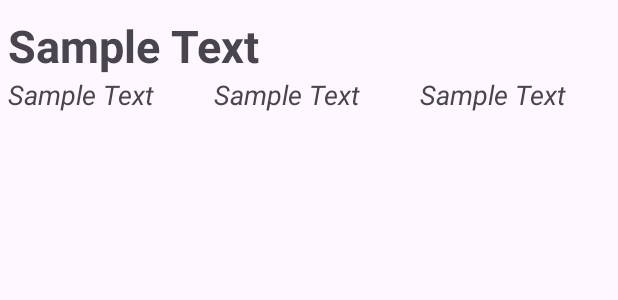
After one commit to cvkcan/Mini-ExchangeApp, an Android app: the layout recycler_getcurrency.xml on its own in the app's theme, with its tools: preview values and no code run, on a phone screen of 412 x 824 dp. The commit adds this screen. Shown: the top 300 px of the screen. Run offline under Robolectric (Android 15) with nearby library versions, the phone set to English and light mode, and no system bars.

Commit message:
Hatalı commit.

```diff
--- a/app/build.gradle.kts
+++ b/app/build.gradle.kts
@@ -55,4 +55,9 @@ dependencies {
     testImplementation("junit:junit:4.13.2")
     androidTestImplementation("androidx.test.ext:junit:1.1.5")
     androidTestImplementation("androidx.test.espresso:espresso-core:3.5.1")
+
+    implementation ("com.squareup.retrofit2:retrofit:2.9.0")
+    implementation ("com.squareup.retrofit2:converter-gson:2.9.0")
+    implementation ("com.squareup.okhttp3:okhttp:5.0.0-alpha.2")
+    implementation ("com.squareup.okhttp3:logging-interceptor:5.0.0-alpha.2")
 }
--- a/app/src/main/AndroidManifest.xml
+++ b/app/src/main/AndroidManifest.xml
@@ -1,6 +1,9 @@
 <?xml version="1.0" encoding="utf-8"?>
-<manifest xmlns:android="http://schemas.android.com/apk/res/android"
+<manifest
+    xmlns:android="http://schemas.android.com/apk/res/android"
     xmlns:tools="http://schemas.android.com/tools">
+
+    <uses-permission android:name="android.permission.INTERNET"></uses-permission>
 
     <application
         android:allowBackup="true"
--- a/app/src/main/res/layout/fragment_usd.xml
+++ b/app/src/main/res/layout/fragment_usd.xml
@@ -5,10 +5,4 @@
     android:layout_height="match_parent"
     tools:context=".UsdFragment">
 
-    <!-- TODO: Update blank fragment layout -->
-    <TextView
-        android:layout_width="match_parent"
-        android:layout_height="match_parent"
-        android:text="HELLO USD" />
-
 </FrameLayout>
--- /dev/null
+++ b/app/src/main/res/layout/recycler_getcurrency.xml
@@ -0,0 +1,57 @@
+<?xml version="1.0" encoding="utf-8"?>
+<LinearLayout xmlns:android="http://schemas.android.com/apk/res/android"
+    android:layout_width="match_parent"
+    android:layout_height="wrap_content"
+    android:id="@+id/dumendenDeneme"
+    android:orientation="vertical">
+
+    <TextView
+        android:id="@+id/currencyType"
+        android:layout_width="match_parent"
+        android:layout_height="wrap_content"
+        android:layout_marginLeft="5dp"
+        android:layout_marginTop="10dp"
+        android:layout_marginRight="5dp"
+        android:text="Sample Text"
+        android:textSize="30dp"
+        android:textStyle="bold" />
+
+    <LinearLayout
+        android:layout_width="match_parent"
+        android:layout_height="wrap_content"
+        android:orientation="horizontal">
+
+        <TextView
+            android:id="@+id/currencySellingPrice"
+            android:layout_width="0dp"
+            android:layout_height="wrap_content"
+            android:layout_marginLeft="5dp"
+            android:layout_marginRight="5dp"
+            android:layout_weight="1"
+            android:text="Sample Text"
+            android:textSize="18dp"
+            android:textStyle="italic" />
+
+        <TextView
+            android:id="@+id/currencyBuyingPrice"
+            android:layout_width="0dp"
+            android:layout_height="wrap_content"
+            android:layout_marginLeft="5dp"
+            android:layout_marginRight="5dp"
+            android:layout_weight="1"
+            android:text="Sample Text"
+            android:textSize="18dp"
+            android:textStyle="italic" />
+
+        <TextView
+            android:id="@+id/currencyVariant"
+            android:layout_width="0dp"
+            android:layout_height="wrap_content"
+            android:layout_marginLeft="5dp"
+            android:layout_marginRight="5dp"
+            android:layout_weight="1"
+            android:text="Sample Text"
+            android:textSize="18dp"
+            android:textStyle="italic" />
+    </LinearLayout>
+</LinearLayout>
```
Also changed, not shown: app/src/main/java/com/cvkcan/exchangeapp/ApiResponse.kt (added, +13 -0 lines), app/src/main/java/com/cvkcan/exchangeapp/CurrencyAPI.kt (added, +12 -0 lines), app/src/main/java/com/cvkcan/exchangeapp/CurrencyModel.kt (added, +17 -0 lines), app/src/main/java/com/cvkcan/exchangeapp/EuroFragment.kt (+51 -1 lines), app/src/main/java/com/cvkcan/exchangeapp/GetCurrencyRecyclerViewAdapter.kt (added, +58 -0 lines), app/src/main/java/com/cvkcan/exchangeapp/ProfileFragment.kt (+6 -2 lines), app/src/main/java/com/cvkcan/exchangeapp/RedirectFragment.kt (+9 -0 lines), app/src/main/res/layout/fragment_euro.xml (+15 -8 lines).
